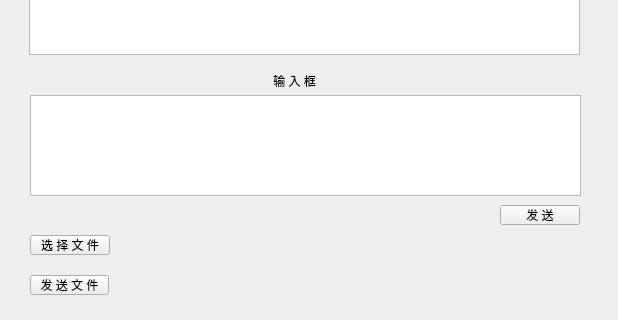
Before: the Qt Designer form zmclient/dlog.ui in minghust/Mingssager, drawn with Qt 5; both pictures show x 0 to 618 and y 305 to 625 of the 618 by 625 pixel window.
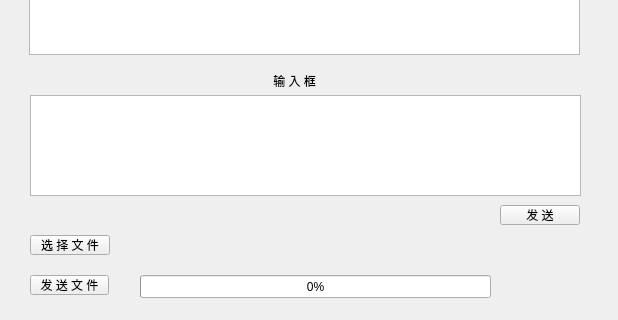
After: the same form once the commit is applied.

Patch:
```diff
--- a/zmclient/dlog.ui
+++ b/zmclient/dlog.ui
@@ -150,6 +150,19 @@
     <string/>
    </property>
   </widget>
+  <widget class="QProgressBar" name="progressBar">
+   <property name="geometry">
+    <rect>
+     <x>140</x>
+     <y>580</y>
+     <width>351</width>
+     <height>23</height>
+    </rect>
+   </property>
+   <property name="value">
+    <number>0</number>
+   </property>
+  </widget>
  </widget>
  <resources/>
  <connections/>
```
